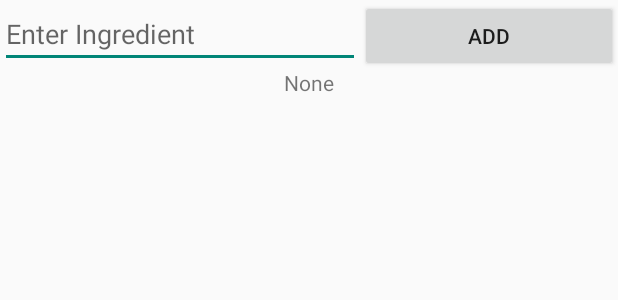
After one commit to joycetsui/SousChef, an Android app: the layout activity_add_ingredients.xml on its own in the app's theme, with its tools: preview values and no code run, on a phone screen of 412 x 824 dp. The commit adds this screen. Shown: the top 300 px of the screen. Run offline under Robolectric (Android 15) with nearby library versions, the phone set to English and light mode, and no system bars.

Commit message:
Working version of a dynamic list.

```diff
--- a/app/build.gradle
+++ b/app/build.gradle
@@ -24,4 +24,5 @@ dependencies {
     testCompile 'junit:junit:4.12'
     compile 'com.android.support:appcompat-v7:23.2.1'
     compile 'com.android.support:design:23.2.1'
+    compile 'com.google.android.gms:play-services-appindexing:8.1.0'
 }
--- /dev/null
+++ b/app/src/main/res/layout/activity_add_ingredients.xml
@@ -0,0 +1,39 @@
+<?xml version="1.0" encoding="utf-8"?>
+<RelativeLayout xmlns:android="http://schemas.android.com/apk/res/android"
+    android:layout_width="fill_parent"
+    android:layout_height="fill_parent"
+    android:orientation="vertical" >
+
+    <EditText
+        android:id="@+id/txtItem"
+        android:layout_width="240dp"
+        android:layout_height="wrap_content"
+        android:inputType="text"
+        android:hint="@string/hintEnterIngredient"
+        />
+
+    <Button
+        android:id="@+id/btnAdd"
+        android:layout_width="fill_parent"
+        android:layout_height="wrap_content"
+        android:text="@string/lblBtnAdd"
+        android:layout_toRightOf="@id/txtItem"
+        />
+
+    <ListView
+        android:id="@android:id/list"
+        android:layout_width="fill_parent"
+        android:layout_height="wrap_content"
+        android:layout_below="@id/txtItem"
+        />
+
+    <TextView
+        android:id="@android:id/empty"
+        android:layout_width="fill_parent"
+        android:layout_height="wrap_content"
+        android:layout_below="@id/txtItem"
+        android:text="@string/txtEmpty"
+        android:gravity="center_horizontal"
+        />
+
+</RelativeLayout>
--- a/app/src/main/res/values/strings.xml
+++ b/app/src/main/res/values/strings.xml
@@ -1,4 +1,7 @@
 <resources>
     <string name="app_name">MakeIt</string>
     <string name="action_settings">Settings</string>
+    <string name="hintEnterIngredient">Enter Ingredient</string>
+    <string name="lblBtnAdd">Add</string>
+    <string name="txtEmpty">None</string>
 </resources>
```
Also changed, not shown: app/src/main/AndroidManifest.xml (+21 -9 lines), app/src/main/java/com/workingtitle/makeit/AddIngredients.java (added, +55 -0 lines), app/src/main/java/com/workingtitle/makeit/MainActivity.java (+11 -3 lines), app/src/main/res/layout/activity_main.xml (+8 -23 lines), app/src/main/res/layout/content_main.xml (deleted, +0 -20 lines), app/src/main/res/values/colors.xml (+21 -0 lines), app/src/main/res/values/styles.xml (+9 -0 lines), 264 other files.
